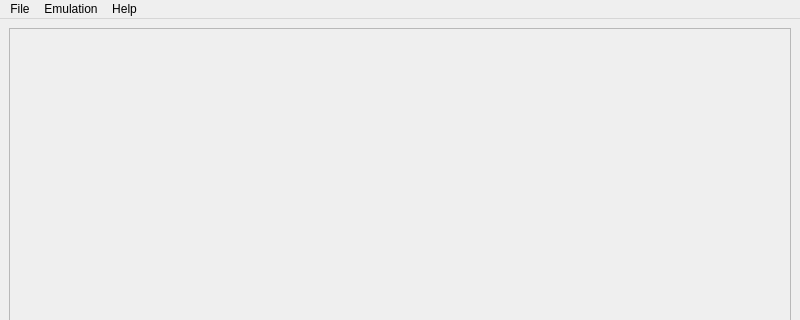
Qt form mainwindow.ui (IanSkelskey/Chip8-UI) before a commit; both pictures show x 0 to 800 and y 0 to 320 of the 800 by 600 pixel window.
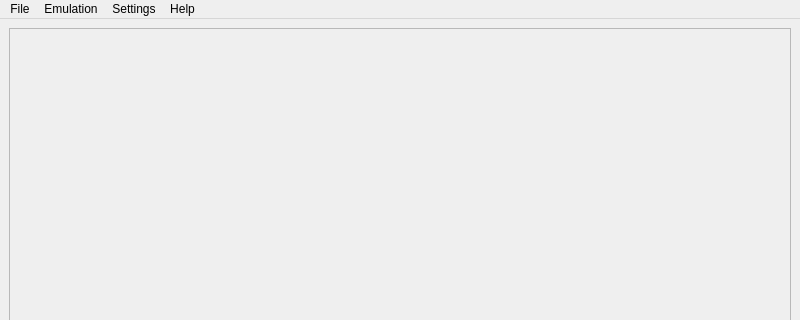
The same form after that commit. Icons and pictures are not drawn.

```diff
--- a/mainwindow.ui
+++ b/mainwindow.ui
@@ -138,8 +138,17 @@
     <addaction name="actionAbout"/>
     <addaction name="actionKeyboard_Mapping"/>
    </widget>
+   <widget class="QMenu" name="menuSettings">
+    <property name="title">
+     <string>Settings</string>
+    </property>
+    <addaction name="actionDisplay_Settings"/>
+    <addaction name="actionQuirks"/>
+    <addaction name="actionLanguage_Settings"/>
+   </widget>
    <addaction name="menuFile"/>
    <addaction name="menuEmulation"/>
+   <addaction name="menuSettings"/>
    <addaction name="menuHelp"/>
   </widget>
   <widget class="QStatusBar" name="statusbar"/>
```
Left out of the diff: 9 changed lines with no effect on the pictures.
